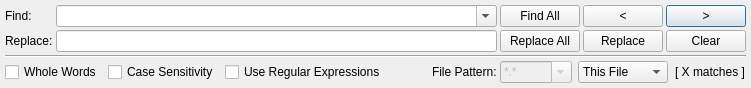
Old version of the form src/searchwidget.ui in the repository GAMS-dev/studio.
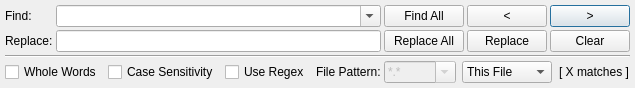
New version of the form.

Commit message: search widget now deactivates its components depending on open editor tab

```diff
--- a/src/searchwidget.ui
+++ b/src/searchwidget.ui
@@ -6,7 +6,7 @@
    <rect>
     <x>0</x>
     <y>0</y>
-    <width>1121</width>
+    <width>983</width>
     <height>132</height>
    </rect>
   </property>
@@ -151,7 +151,7 @@
         <bool>true</bool>
        </property>
        <property name="text">
-        <string>Use Regular Expressions</string>
+        <string>Use Regex</string>
        </property>
        <property name="checkable">
         <bool>true</bool>
@@ -165,8 +165,8 @@
        </property>
        <property name="sizeHint" stdset="0">
         <size>
-         <width>40</width>
-         <height>20</height>
+         <width>0</width>
+         <height>0</height>
         </size>
        </property>
       </spacer>
```
The commit also changes 1 other file.
